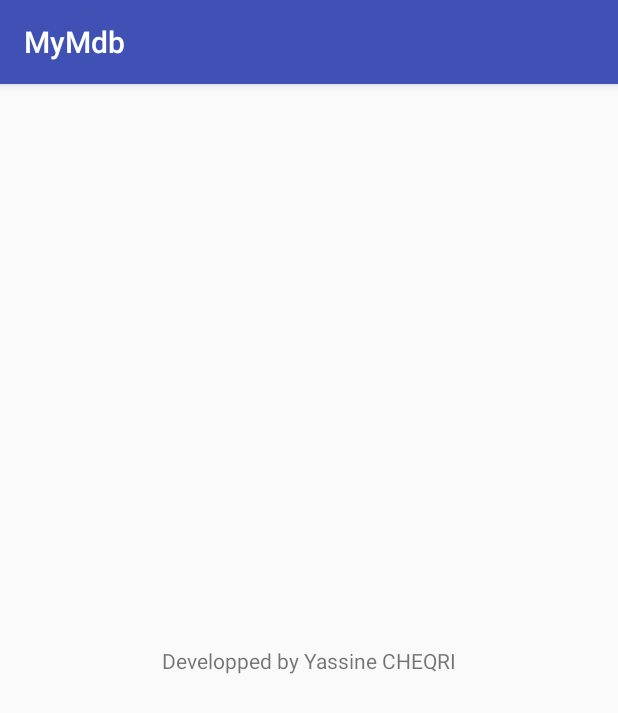
After one commit to cheqriyass/MyMdb, an Android app: the AboutActivity screen opened directly, with no data from a screen before it, on a phone screen of 412 x 824 dp. The commit adds this screen. Shown: the top 713 px of the screen. Run offline under Robolectric (Android 15) with nearby library versions, the phone set to English and light mode, and no system bars.

Commit message:
added favorites with SQLite and about activity

```diff
--- /dev/null
+++ b/app/src/main/java/com/example/yassine/mymdb/AboutActivity.java
@@ -0,0 +1,13 @@
+package com.example.yassine.mymdb;
+
+import android.support.v7.app.AppCompatActivity;
+import android.os.Bundle;
+
+public class AboutActivity extends AppCompatActivity {
+
+    @Override
+    protected void onCreate(Bundle savedInstanceState) {
+        super.onCreate(savedInstanceState);
+        setContentView(R.layout.activity_about);
+    }
+}
--- a/app/src/main/java/com/example/yassine/mymdb/MovieListActiviy.java
+++ b/app/src/main/java/com/example/yassine/mymdb/MovieListActiviy.java
@@ -20,7 +20,6 @@ import android.view.View;
 import android.widget.ProgressBar;
 
 import com.example.yassine.mymdb.Utils.PaginationScrollListener;
-import com.example.yassine.mymdb.Utils.Utils;
 import com.example.yassine.mymdb.api.ApiService;
 import com.example.yassine.mymdb.api.Client;
 import com.example.yassine.mymdb.models.Movie;
@@ -63,8 +62,6 @@ public class MovieListActiviy extends AppCompatActivity implements NavigationVie
     protected void onCreate(Bundle savedInstanceState) {
         super.onCreate(savedInstanceState);
         setContentView(R.layout.activity_main);
-
-        Utils.readList();
 
         layout = 0;
         Toolbar toolbar = (Toolbar) findViewById(R.id.toolbar);
@@ -160,7 +157,8 @@ public class MovieListActiviy extends AppCompatActivity implements NavigationVie
         } else if (id == R.id.tvshows) {
 
         } else if (id == R.id.about) {
-
+            Intent movieIntent = new Intent(this, AboutActivity.class);
+            startActivity(movieIntent);
         }
 
         DrawerLayout drawer = (DrawerLayout) findViewById(R.id.drawer_layout);
--- /dev/null
+++ b/app/src/main/res/layout/activity_about.xml
@@ -0,0 +1,22 @@
+<?xml version="1.0" encoding="utf-8"?>
+<android.support.constraint.ConstraintLayout xmlns:android="http://schemas.android.com/apk/res/android"
+    xmlns:app="http://schemas.android.com/apk/res-auto"
+    xmlns:tools="http://schemas.android.com/tools"
+    android:layout_width="match_parent"
+    android:layout_height="match_parent"
+    tools:context="com.example.yassine.mymdb.AboutActivity">
+
+    <TextView
+        android:id="@+id/abt"
+        android:layout_width="wrap_content"
+        android:layout_height="wrap_content"
+        android:text="Developped by Yassine CHEQRI"
+        app:layout_constraintTop_toTopOf="parent"
+        android:layout_marginTop="8dp"
+        app:layout_constraintBottom_toBottomOf="parent"
+        android:layout_marginBottom="8dp"
+        android:layout_marginRight="8dp"
+        app:layout_constraintRight_toRightOf="parent"
+        android:layout_marginLeft="8dp"
+        app:layout_constraintLeft_toLeftOf="parent" />
+</android.support.constraint.ConstraintLayout>
--- a/app/src/main/res/layout/activity_movie_details.xml
+++ b/app/src/main/res/layout/activity_movie_details.xml
@@ -33,8 +33,8 @@
 
         <ImageButton
             android:id="@+id/favorite"
-            android:layout_width="wrap_content"
-            android:layout_height="wrap_content"
+            android:layout_width="60dp"
+            android:layout_height="60dp"
             android:background="#00ffffff"
             android:onClick="onToggleStar"
             android:src="@drawable/ic_favorite_border_black_24dp" />
--- a/app/src/main/res/layout/movies_list_grid.xml
+++ b/app/src/main/res/layout/movies_list_grid.xml
@@ -12,8 +12,8 @@
 
     <android.support.v7.widget.RecyclerView
         android:id="@+id/moviesRecycler"
-        android:layout_width="match_parent"
-        android:layout_height="match_parent"
+        android:layout_width="0dp"
+        android:layout_height="495dp"
         app:layout_constraintBottom_toBottomOf="@+id/main_progress"
         app:layout_constraintHorizontal_bias="0.0"
         app:layout_constraintLeft_toLeftOf="parent"
```
Also changed, not shown: app/src/main/AndroidManifest.xml (+8 -8 lines), app/src/main/java/com/example/yassine/mymdb/MovieDetails.java (+26 -9 lines), app/src/main/java/com/example/yassine/mymdb/models/DatabaseHelper.java (added, +62 -0 lines), app/src/main/res/drawable/ic_favorite_black_24dp.xml (+3 -8 lines), app/src/main/res/drawable/ic_favorite_border_black_24dp.xml (+3 -8 lines).
